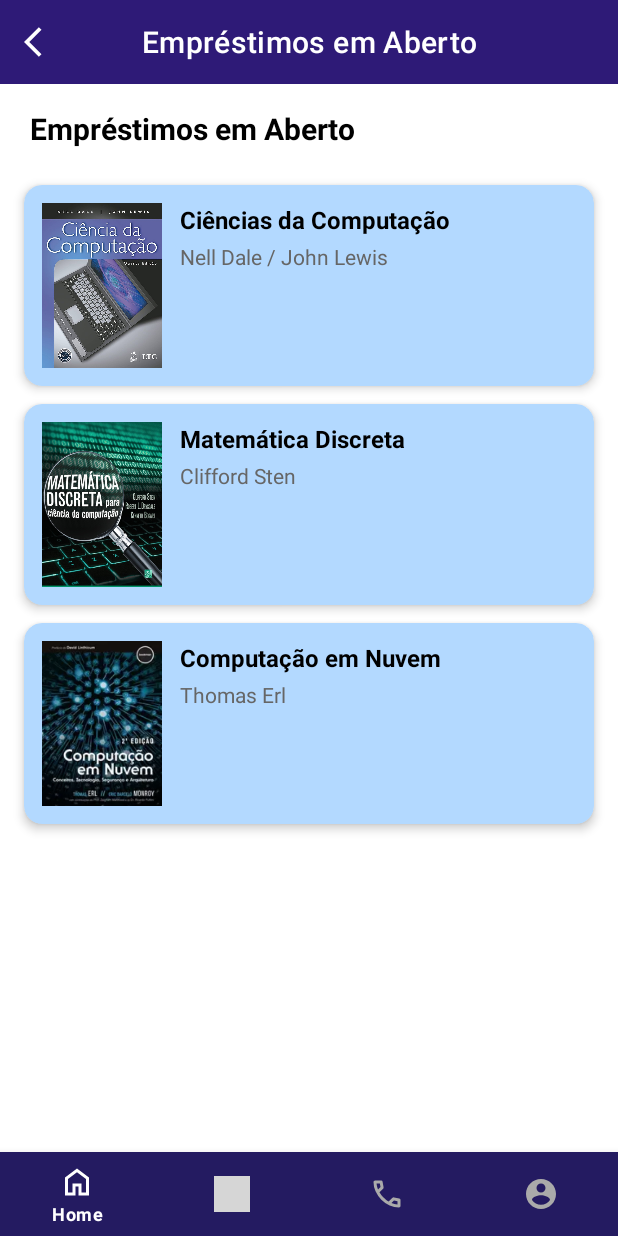
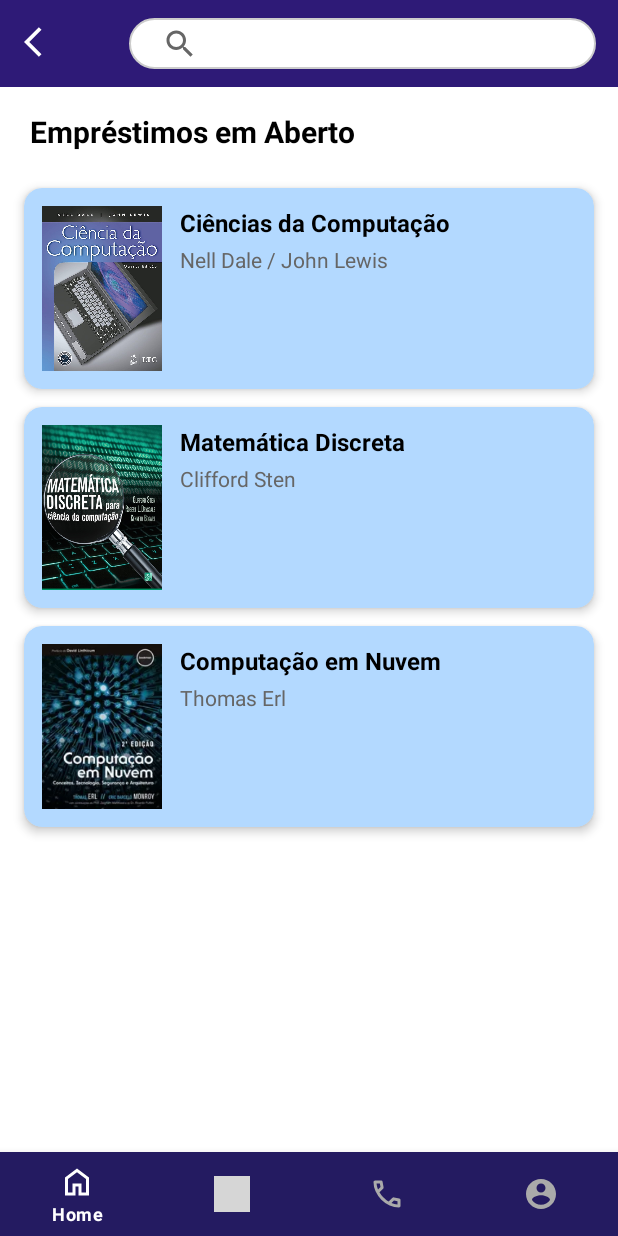
Before and after one commit to RayssaFL/Scientia, an Android app: the fragment TelaEmpAberto_User placed in its activity, on a phone screen of 412 x 824 dp. Run offline under Robolectric (Android 15) with nearby library versions, the phone set to English and light mode, and no system bars; grey boxes are pictures that could not be loaded.

Commit message:
ultima atualizacao

```diff
--- a/app/src/main/java/com/example/scientia/BookAdapter.kt
+++ b/app/src/main/java/com/example/scientia/BookAdapter.kt
@@ -34,13 +34,11 @@ class BookAdapter(private val fragment: Fragment) :
     }
 
     inner class BookVH(v: View) : RecyclerView.ViewHolder(v) {
-        private val title: TextView = v.findViewById(R.id.tvTitulo)
         private val image: ImageView = v.findViewById(R.id.imgCapa)
         private val btnInfo: ImageButton = v.findViewById(R.id.btnInfo)
         private val btnMenu: ImageButton = v.findViewById(R.id.btnMenu)
 
         fun bind(item: BookFull) {
-            title.text = item.title
             image.setImageResource(item.coverResId)
 
             itemView.setOnClickListener {
--- a/app/src/main/java/com/example/scientia/TelaCadastro_User.kt
+++ b/app/src/main/java/com/example/scientia/TelaCadastro_User.kt
@@ -40,7 +40,7 @@ class TelaCadastro_User : AppCompatActivity() {
         }
 
         if (senhaStr.length < 6) {
-            Toast.makeText(this, "A senha deve ter pelo menos 6 caracteres", Toast.LENGTH_SHORT).show()
+            Toast.makeText(this, "A senha deve ter pelo menos 6 caracteres e conter ao menos uma letra e um número", Toast.LENGTH_SHORT).show()
             return
         }
 
--- a/app/src/main/java/com/example/scientia/TelaEmpAberto_User.kt
+++ b/app/src/main/java/com/example/scientia/TelaEmpAberto_User.kt
@@ -24,7 +24,7 @@ class TelaEmpAberto_User : Fragment() {
     override fun onViewCreated(view: View, savedInstanceState: Bundle?) {
         super.onViewCreated(view, savedInstanceState)
 
-        val toolbar = view.findViewById<Toolbar>(R.id.toolbarLivrosAberto)
+        val toolbar = view.findViewById<Toolbar>(R.id.toolbarLivroAberto)
         toolbar.setNavigationOnClickListener {
             parentFragmentManager.popBackStack()
         }
--- a/app/src/main/res/layout/fragment_tela_emp_aberto__user.xml
+++ b/app/src/main/res/layout/fragment_tela_emp_aberto__user.xml
@@ -9,15 +9,36 @@
     tools:context=".TelaEmpAberto_User">
 
     <com.google.android.material.appbar.MaterialToolbar
-        android:id="@+id/toolbarLivrosAberto"
+        android:id="@+id/toolbarLivroAberto"
         android:layout_width="match_parent"
         android:layout_height="wrap_content"
         android:background="#2E1A77"
         app:navigationIcon="@drawable/ic_arrow_back"
-        app:navigationIconTint="@android:color/white"
-        app:title="Empréstimos em Aberto"
-        app:titleCentered="true"
-        app:titleTextColor="@android:color/white" />
+        app:navigationIconTint="@android:color/white">
+
+        <LinearLayout
+            android:layout_width="match_parent"
+            android:layout_height="wrap_content"
+            android:padding="8dp"
+            android:gravity="center">
+
+            <androidx.appcompat.widget.SearchView
+                android:id="@+id/searchViewLivrosAberto"
+                android:layout_width="311dp"
+                android:layout_height="34dp"
+                android:layout_margin="4dp"
+                android:background="@drawable/searchview_bg"
+                android:focusable="true"
+                android:iconifiedByDefault="false"
+                android:imeOptions="actionSearch"
+                android:inputType="textNoSuggestions"
+                android:paddingStart="10dp"
+                android:paddingEnd="10dp"
+                android:queryHint="Pesquisar livros"
+                app:queryBackground="@android:color/transparent"
+                app:queryHint="Pesquisar livros" />
+        </LinearLayout>
+    </com.google.android.material.appbar.MaterialToolbar>
 
     <TextView
         android:id="@+id/txtTituloLivrosEmprestimosAberto"
```
Also changed, not shown: app/src/main/java/com/example/scientia/TelaContato_User.kt (+3 -6 lines), app/src/main/res/layout/item_book_horizontal.xml (+2 -14 lines).
